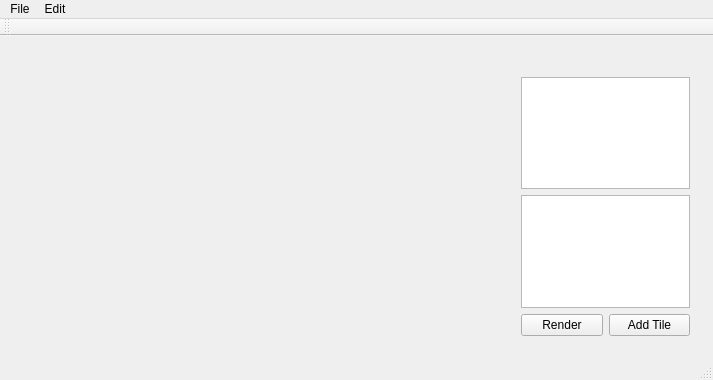
This is mainwindow.ui in troberstones/texturizer as Qt 5 draws it before an edit. The edited form follows.
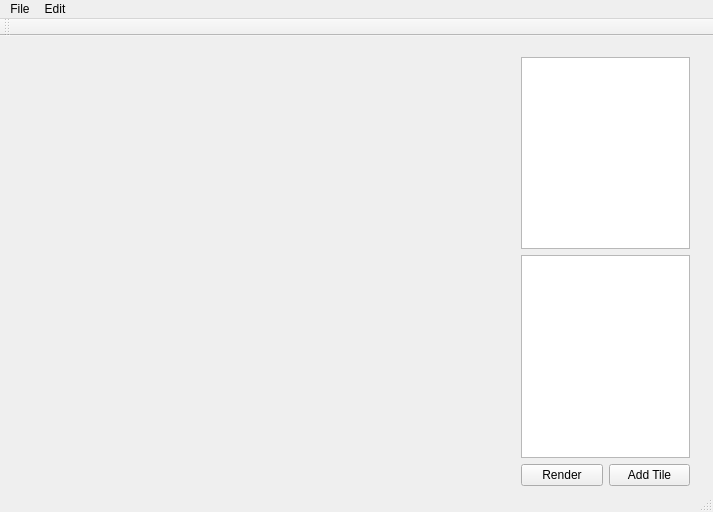
This is the edited form.

Patch:
```diff
--- a/mainwindow.ui
+++ b/mainwindow.ui
@@ -7,7 +7,7 @@
     <x>0</x>
     <y>0</y>
     <width>713</width>
-    <height>380</height>
+    <height>512</height>
    </rect>
   </property>
   <property name="windowTitle">
@@ -18,29 +18,53 @@
     <property name="geometry">
      <rect>
       <x>510</x>
-      <y>30</y>
+      <y>10</y>
       <width>191</width>
-      <height>281</height>
+      <height>451</height>
      </rect>
     </property>
     <layout class="QVBoxLayout" name="rightLayout">
      <item>
-      <widget class="QTreeView" name="TileStack"/>
+      <widget class="QTreeView" name="TileStack">
+       <property name="sizePolicy">
+        <sizepolicy hsizetype="Expanding" vsizetype="Fixed">
+         <horstretch>0</horstretch>
+         <verstretch>0</verstretch>
+        </sizepolicy>
+       </property>
+       <property name="maximumSize">
+        <size>
+         <width>16777215</width>
+         <height>192</height>
+        </size>
+       </property>
+      </widget>
      </item>
      <item>
       <widget class="QTableView" name="tileInfo">
+       <property name="font">
+        <font>
+         <pointsize>7</pointsize>
+        </font>
+       </property>
        <property name="alternatingRowColors">
         <bool>true</bool>
        </property>
        <property name="horizontalScrollMode">
         <enum>QAbstractItemView::ScrollPerPixel</enum>
        </property>
+       <attribute name="horizontalHeaderDefaultSectionSize">
+        <number>80</number>
+       </attribute>
        <attribute name="horizontalHeaderHighlightSections">
         <bool>false</bool>
        </attribute>
        <attribute name="horizontalHeaderMinimumSectionSize">
         <number>10</number>
        </attribute>
+       <attribute name="verticalHeaderDefaultSectionSize">
+        <number>12</number>
+       </attribute>
       </widget>
      </item>
      <item>
@@ -68,8 +92,8 @@
      <rect>
       <x>29</x>
       <y>29</y>
-      <width>461</width>
-      <height>281</height>
+      <width>351</width>
+      <height>411</height>
      </rect>
     </property>
     <layout class="QHBoxLayout" name="displayLayout"/>
```
